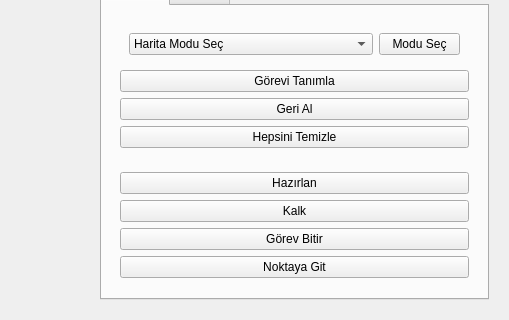
This is uifolder/HomePage.ui in MahmutEsadErman/Ground-Control-Station-for-UAV as Qt 5 draws it before an edit; both pictures show x 576 to 1085 and y 258 to 578 of the 1085 by 578 pixel window. The edited form follows.
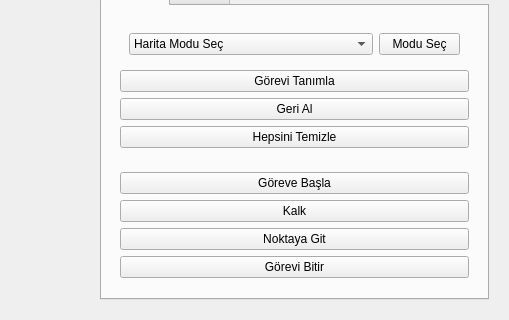
This is the edited form.

Patch:
```diff
--- a/uifolder/HomePage.ui
+++ b/uifolder/HomePage.ui
@@ -156,7 +156,7 @@
                 <item>
                  <widget class="QPushButton" name="pushButton_2">
                   <property name="text">
-                   <string>Hazırlan</string>
+                   <string>Göreve Başla</string>
                   </property>
                  </widget>
                 </item>
@@ -167,13 +167,6 @@
                   </property>
                  </widget>
                 </item>
-                <item>
-                 <widget class="QPushButton" name="btn_abort">
-                  <property name="text">
-                   <string>Görev Bitir</string>
-                  </property>
-                 </widget>
-                </item>
                 <item>
                  <widget class="QPushButton" name="btn_move">
                   <property name="text">
@@ -181,6 +174,13 @@
                   </property>
                  </widget>
                 </item>
+                <item>
+                 <widget class="QPushButton" name="btn_abort">
+                  <property name="text">
+                   <string>Görevi Bitir</string>
+                  </property>
+                 </widget>
+                </item>
                </layout>
               </widget>
              </item>
```
Left out of the diff: 2 changed lines with no effect on the pictures.
